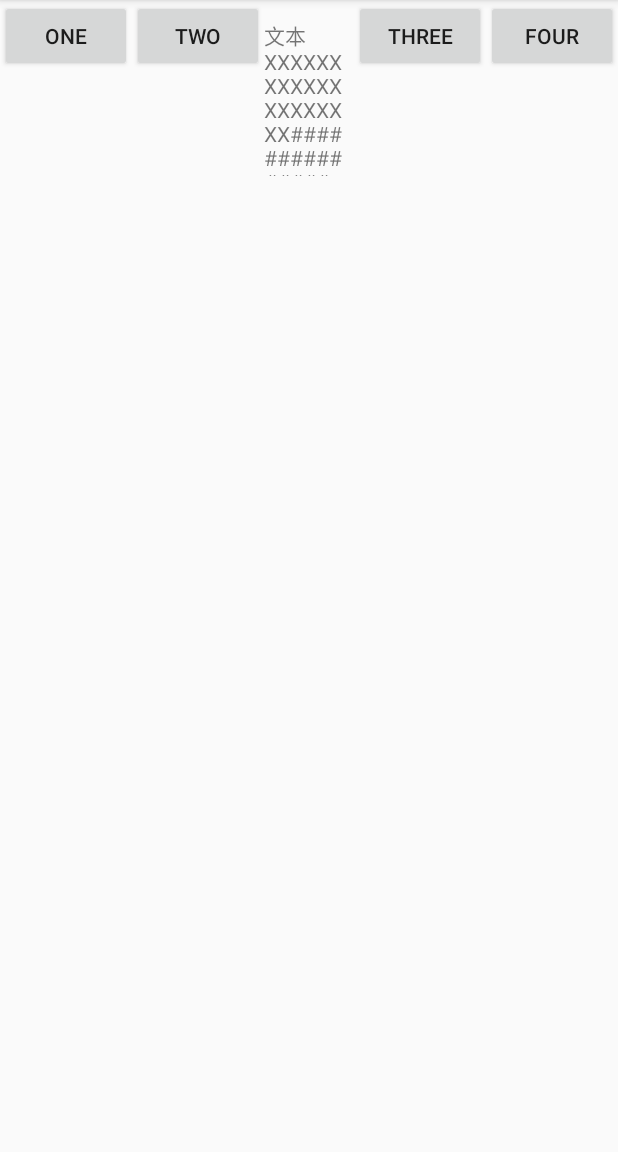
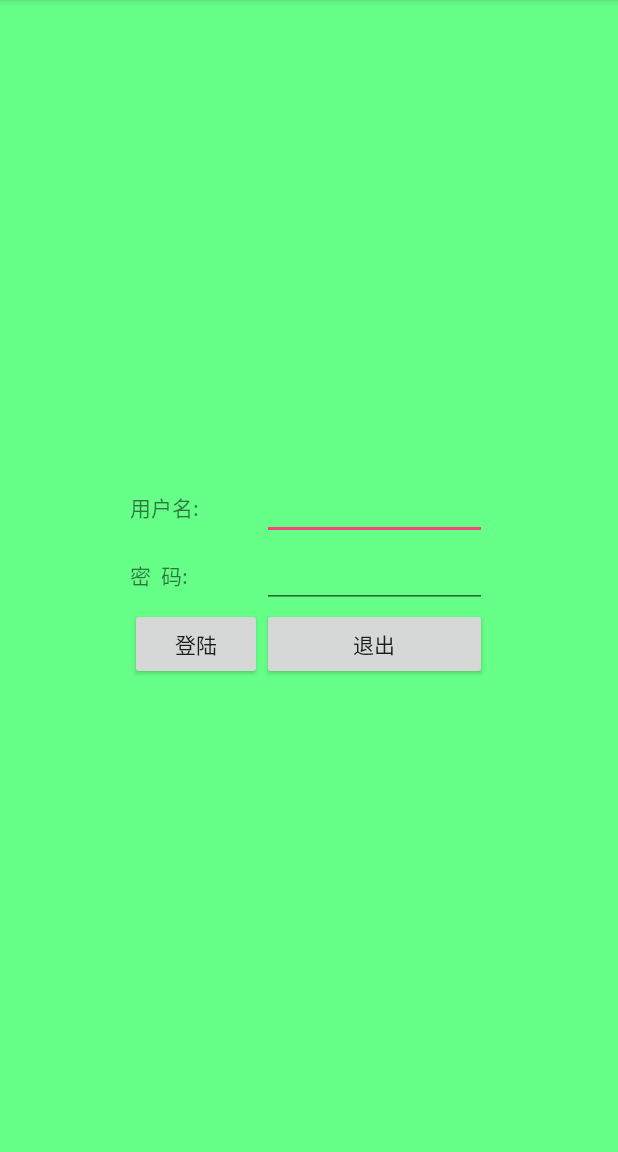
Before and after one commit to AnglusWang/RunoodComTest, an Android app: the screen it shows after launch (MainActivity), on a phone screen of 412 x 824 dp, the part 84-1236 px from its top. Run offline under Robolectric (Android 15) with nearby library versions, the phone set to English and light mode, and no system bars.

Commit message:
login登录界面小练

```diff
--- a/a_05TableLayout/app/src/main/java/com/example/jeson/tablelayout/MainActivity.java
+++ b/a_05TableLayout/app/src/main/java/com/example/jeson/tablelayout/MainActivity.java
@@ -8,6 +8,6 @@ public class MainActivity extends AppCompatActivity {
     @Override
     protected void onCreate(Bundle savedInstanceState) {
         super.onCreate(savedInstanceState);
-        setContentView(R.layout.shrink_layout);
+        setContentView(R.layout.login);
     }
 }
--- /dev/null
+++ b/a_05TableLayout/app/src/main/res/layout/login.xml
@@ -0,0 +1,49 @@
+<?xml version="1.0" encoding="utf-8"?>
+<TableLayout xmlns:android="http://schemas.android.com/apk/res/android"
+    android:layout_width="match_parent"
+    android:layout_height="match_parent"
+    android:gravity="center_vertical"
+    android:stretchColumns="0,3"
+    android:background="#66FF88">
+
+    <TableRow>
+        <TextView />
+        <TextView
+            android:layout_width="wrap_content"
+            android:layout_height="wrap_content"
+            android:text="用户名:"/>
+        <EditText
+            android:layout_width="wrap_content"
+            android:layout_height="wrap_content"
+            android:minWidth="150dp"/>
+        <TextView />
+    </TableRow>
+
+    <TableRow>
+        <TextView />
+        <TextView
+            android:layout_width="wrap_content"
+            android:layout_height="wrap_content"
+            android:text="密  码:"
+            />
+        <EditText
+            android:layout_width="wrap_content"
+            android:layout_height="wrap_content"
+            android:minWidth="150dp"
+            />
+        <TextView />
+    </TableRow>
+
+    <TableRow>
+        <TextView />
+        <Button
+            android:layout_width="wrap_content"
+            android:layout_height="wrap_content"
+            android:text="登陆"/>
+        <Button
+            android:layout_width="wrap_content"
+            android:layout_height="wrap_content"
+            android:text="退出"/>
+        <TextView />
+    </TableRow>
+</TableLayout>
```
